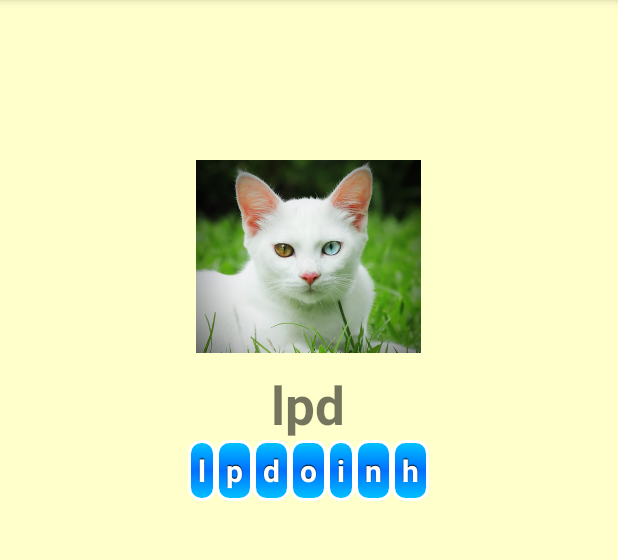
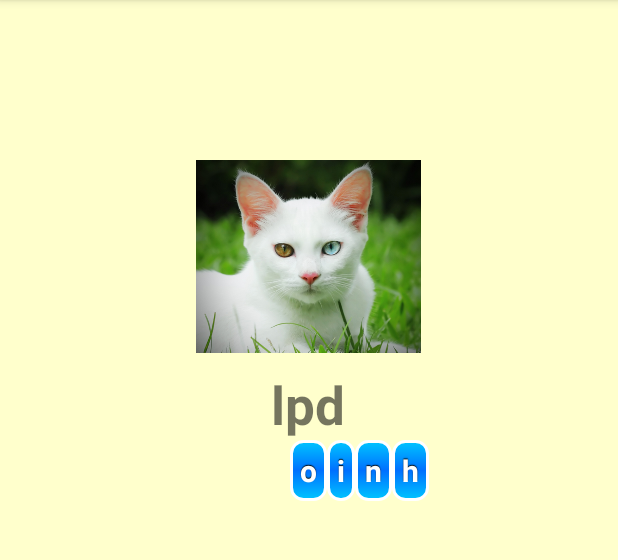
Before and after one commit to masterUNG/WordQuizGame, an Android app: the Game3Activity screen opened directly, with no data from a screen before it, after a tap on an icon or button, on a phone screen of 412 x 824 dp, the part 84-644 px from its top. Run offline under Robolectric (Android 15) with nearby library versions, the phone set to English and light mode, and no system bars; 2 other taps on this screen came first.

Commit message:
Invisible Button

```diff
--- a/app/src/main/java/com/example/wordquizgame/Game3Activity.java
+++ b/app/src/main/java/com/example/wordquizgame/Game3Activity.java
@@ -58,7 +58,7 @@ public class Game3Activity extends ActionBarActivity {
 
         for (int i = 0; i < answerChars.length; i++) {
 
-            Button button = new Button(this);
+            final Button button = new Button(this);
             button.setId(i);
             button.setText(String.valueOf(answerChars[i]));
 
@@ -69,6 +69,8 @@ public class Game3Activity extends ActionBarActivity {
 
                     Log.d("5April", "You Click Label = " + answerChars[view.getId()]);
                     addTextToTextView(String.valueOf(answerChars[view.getId()]));
+
+                    button.setVisibility(View.INVISIBLE);
 
                 }   // onClick
             });
```
